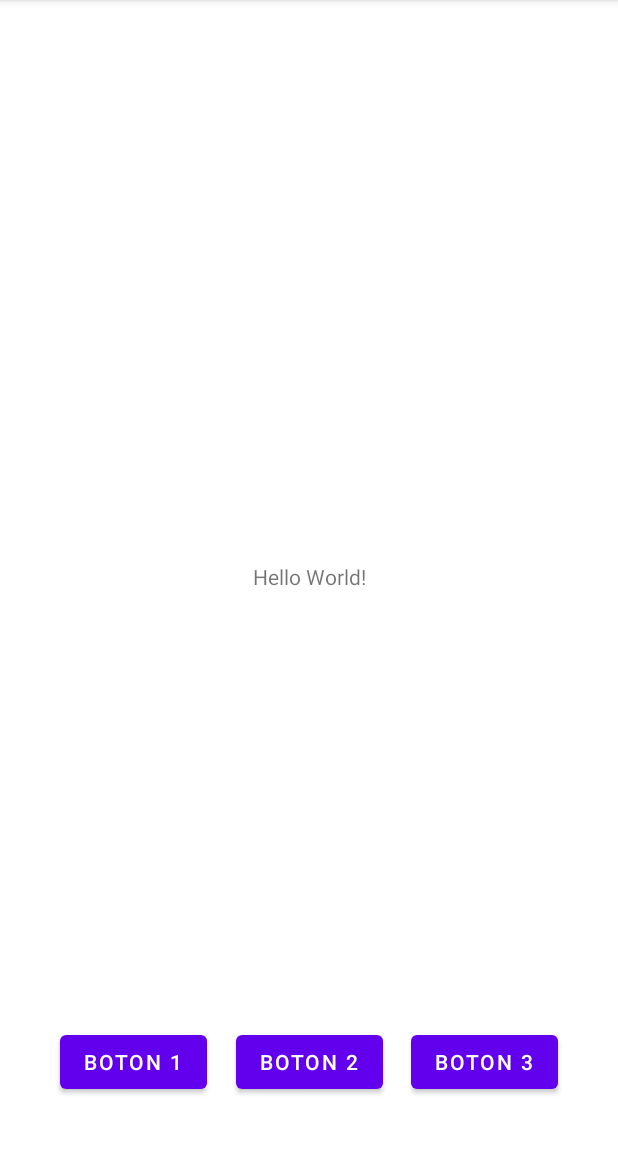
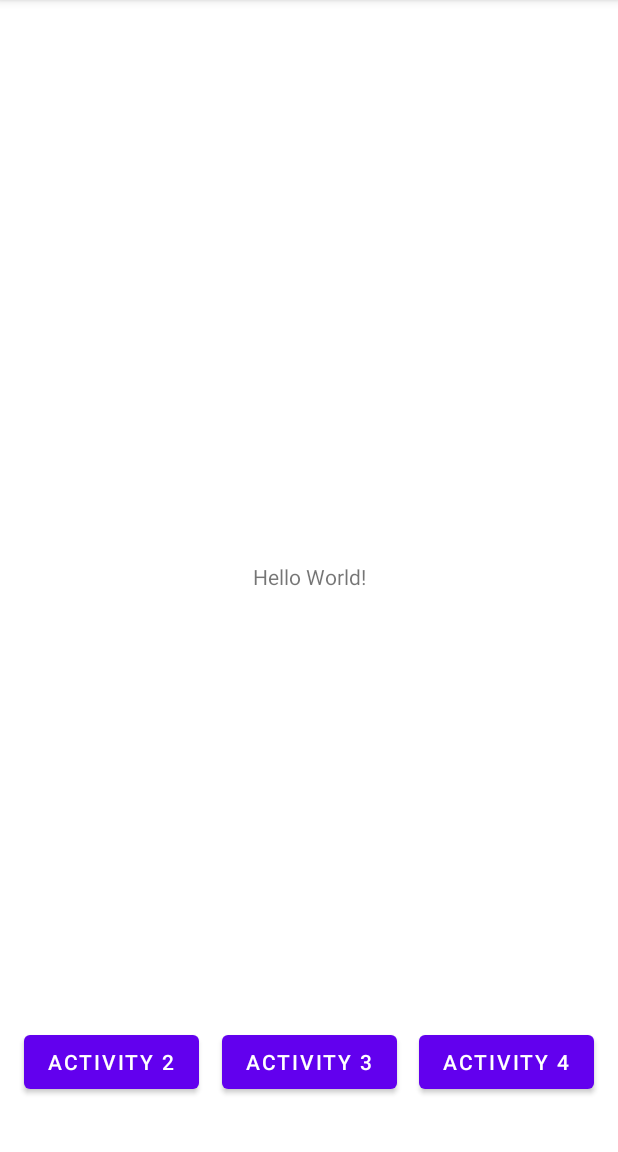
Before and after one commit to alberto-araguas/PAC_MP8, an Android app: the screen it shows after launch (MainActivity), on a phone screen of 412 x 824 dp, the part 84-1236 px from its top. Run offline under Robolectric (Android 15) with nearby library versions, the light colour scheme and no system bars.

Commit message:
botones activity main funcionando

```diff
--- a/app/src/main/java/com/araguas/pac_mp8/MainActivity.kt
+++ b/app/src/main/java/com/araguas/pac_mp8/MainActivity.kt
@@ -9,10 +9,18 @@ class MainActivity : AppCompatActivity() {
     override fun onCreate(savedInstanceState: Bundle?) {
         super.onCreate(savedInstanceState)
         setContentView(R.layout.activity_main)
-
+    // configuramos las acciones de los botones
           btnIrActivity2.setOnClickListener {
            val intent = Intent(this, Activity_2::class.java)
            startActivity(intent)
+          }
+          btnIrActivity3.setOnClickListener {
+            val intent = Intent(this, Activity_3::class.java)
+            startActivity(intent)
+          }
+          btnIrActivity4.setOnClickListener {
+            val intent = Intent(this, Activity_4::class.java)
+            startActivity(intent)
           }
 
     }
--- a/app/src/main/res/layout/activity_main.xml
+++ b/app/src/main/res/layout/activity_main.xml
@@ -19,7 +19,7 @@
         android:id="@+id/btnIrActivity2"
         android:layout_width="wrap_content"
         android:layout_height="wrap_content"
-        android:layout_marginStart="40dp"
+        android:layout_marginStart="16dp"
         android:layout_marginBottom="36dp"
         android:text="@string/boton_1"
         app:layout_constraintBottom_toBottomOf="parent"
@@ -42,11 +42,10 @@
         android:id="@+id/btnIrActivity4"
         android:layout_width="wrap_content"
         android:layout_height="wrap_content"
-        android:layout_marginEnd="40dp"
+        android:layout_marginEnd="16dp"
         android:layout_marginBottom="36dp"
         android:text="@string/boton_3"
         app:layout_constraintBottom_toBottomOf="parent"
-        app:layout_constraintEnd_toEndOf="parent"
-        app:layout_constraintHorizontal_bias="1.0" />
+        app:layout_constraintEnd_toEndOf="parent" />
 
 </androidx.constraintlayout.widget.ConstraintLayout>
--- a/app/src/main/res/values/strings.xml
+++ b/app/src/main/res/values/strings.xml
@@ -1,6 +1,6 @@
 <resources>
     <string name="app_name">PAC_MP8</string>
-    <string name="boton_1">Boton 1</string>
-    <string name="boton_2">Boton 2</string>
-    <string name="boton_3">Boton 3</string>
+    <string name="boton_1">Activity 2</string>
+    <string name="boton_2">Activity 3</string>
+    <string name="boton_3">Activity 4</string>
 </resources>
```
Also changed, not shown: app/src/main/AndroidManifest.xml (+2 -6 lines).
